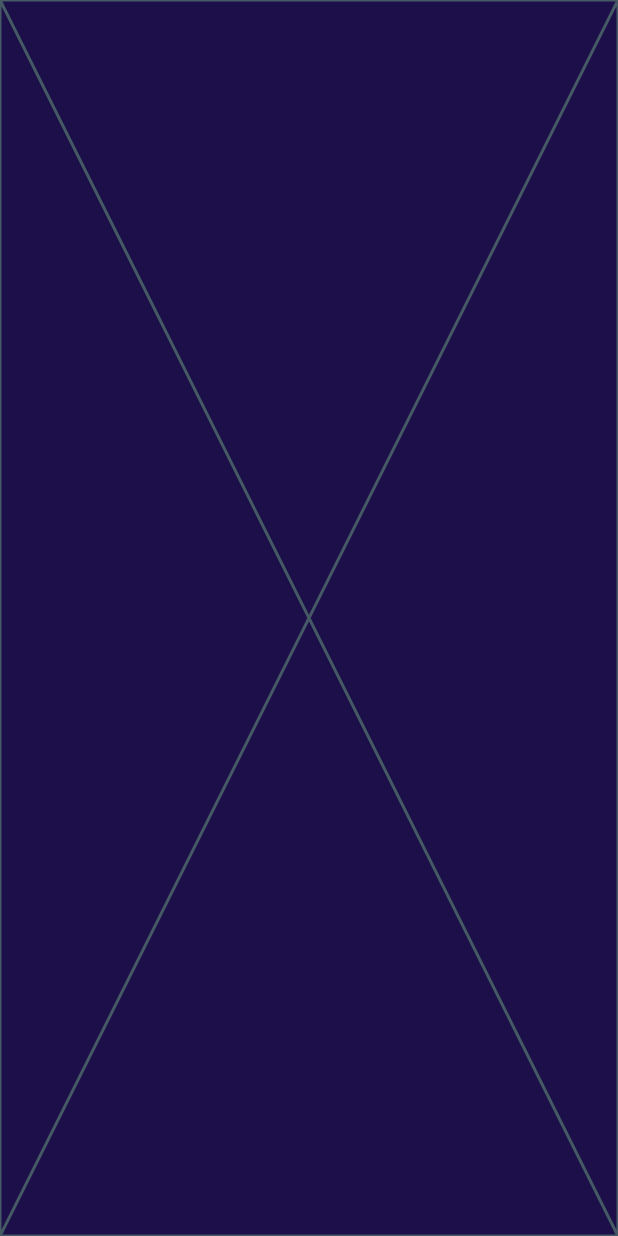
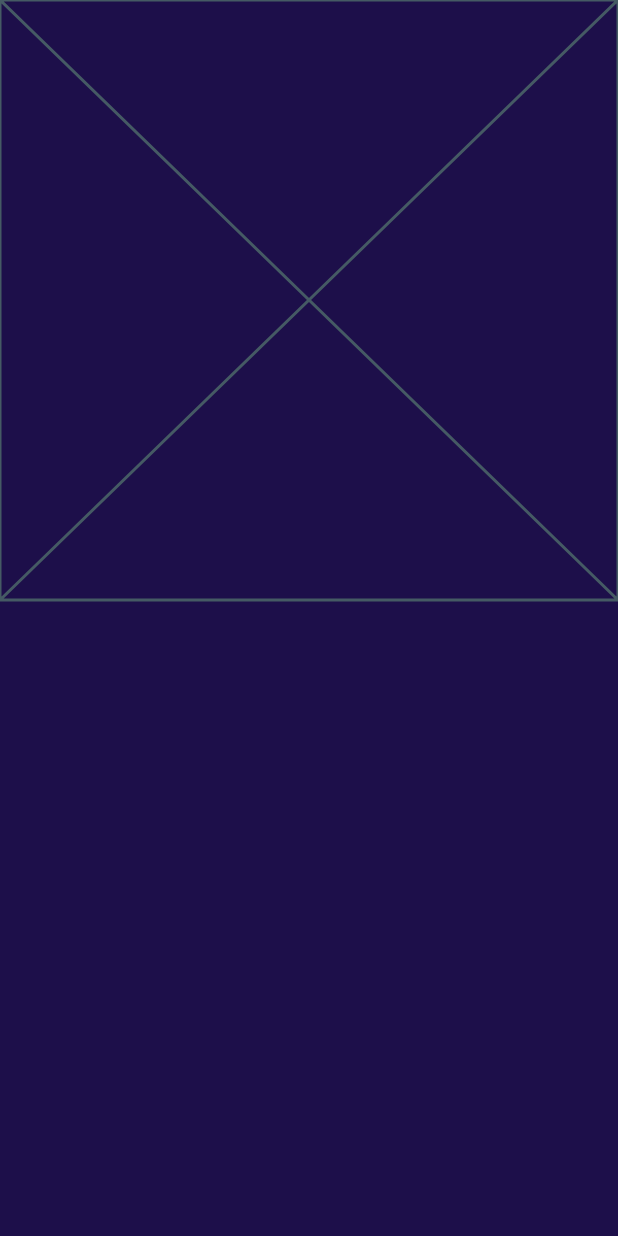
Before and after one commit to Devsaci/clean_arch_bookly_app_v1, a Flutter app: the BookDetailsView screen opened by its route, on a phone screen of 412 x 824 dp. Run offline on Flutter 3.47's test engine with Material 2 defaults, Android fonts, the light colour scheme and no system bars; our stand-ins replace font_awesome_flutter, go_router, google_fonts.

Commit message:
CustomBookDetailsAppBar(),

```diff
--- a/lib/features/home/presentation/views/widgets/book_details_view_body.dart
+++ b/lib/features/home/presentation/views/widgets/book_details_view_body.dart
@@ -5,6 +5,19 @@ class BookDetailsViewBody extends StatelessWidget {
 
   @override
   Widget build(BuildContext context) {
+    return const Column(
+      children: [
+        CustomBookDetailsAppBar(),
+      ],
+    );
+  }
+}
+
+class CustomBookDetailsAppBar extends StatelessWidget {
+  const CustomBookDetailsAppBar({super.key});
+
+  @override
+  Widget build(BuildContext context) {
     return const Placeholder();
   }
 }
```
